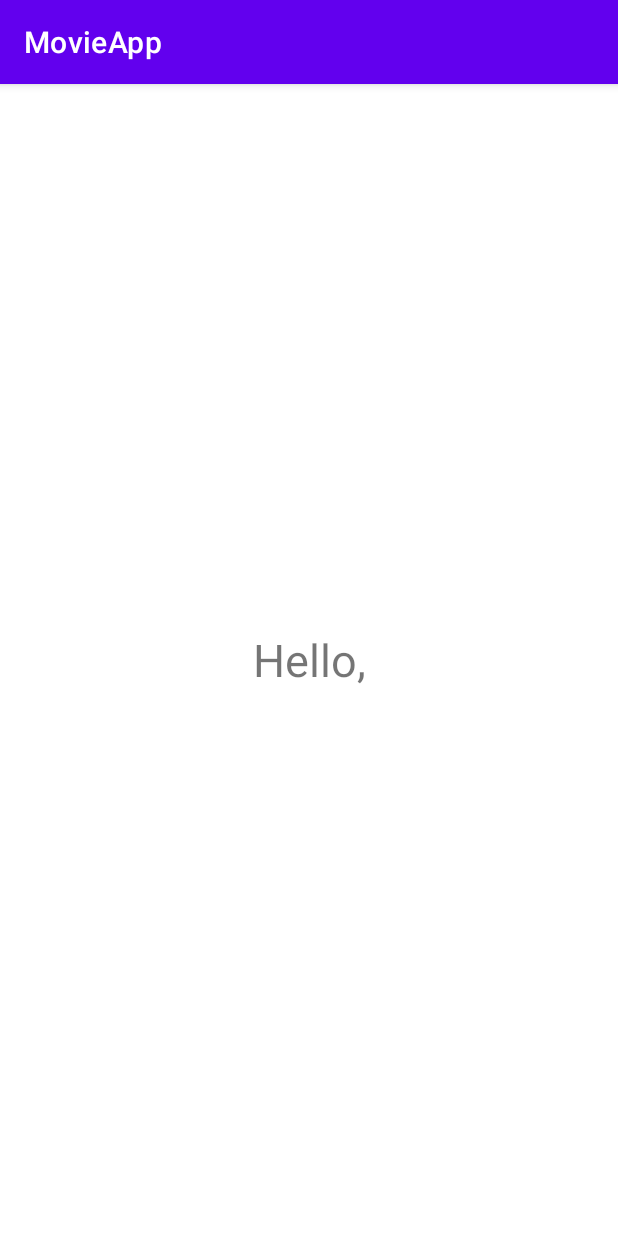
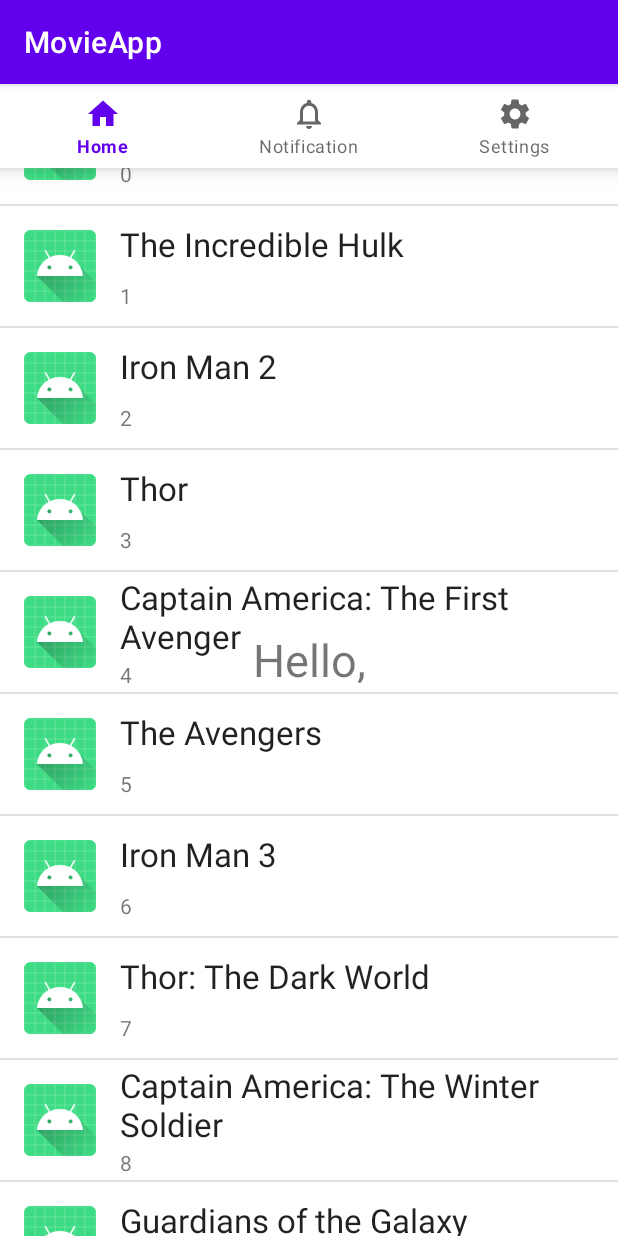
Before and after one commit to FlorescuMiruna/Android-Movie-App, an Android app: the SecondActivity screen opened directly, with no data from a screen before it, on a phone screen of 412 x 824 dp. Run offline under Robolectric (Android 15) with nearby library versions, the phone set to English and light mode, and no system bars.

Commit message:
Moved the movie list

```diff
--- a/app/src/main/java/com/example/movieapp/SecondActivity.java
+++ b/app/src/main/java/com/example/movieapp/SecondActivity.java
@@ -2,14 +2,18 @@ package com.example.movieapp;
 
 import android.content.Intent;
 import android.os.Bundle;
+import android.view.MenuItem;
 import android.widget.TextView;
 
 import androidx.annotation.Nullable;
 import androidx.appcompat.app.AppCompatActivity;
+import androidx.recyclerview.widget.DividerItemDecoration;
 import androidx.recyclerview.widget.RecyclerView;
 
 import com.google.android.material.bottomnavigation.BottomNavigationView;
+import com.google.android.material.navigation.NavigationBarView;
 
+import java.util.ArrayList;
 import java.util.List;
 
 public class SecondActivity extends AppCompatActivity {
@@ -31,6 +35,68 @@ public class SecondActivity extends AppCompatActivity {
 // Capture the layout's TextView and set the string as its text
         TextView textView = findViewById(R.id.textView2);
        // textView.setText(getString(R.string.hello) + message);
+
+
+        moviesList = new ArrayList<>();
+        moviesList.add("Iron Man");
+        moviesList.add("The Incredible Hulk");
+        moviesList.add("Iron Man 2");
+        moviesList.add("Thor");
+        moviesList.add("Captain America: The First Avenger");
+        moviesList.add("The Avengers");
+        moviesList.add("Iron Man 3");
+        moviesList.add("Thor: The Dark World");
+        moviesList.add("Captain America: The Winter Soldier");
+        moviesList.add("Guardians of the Galaxy");
+        moviesList.add("Avengers: Age of Ultron");
+        moviesList.add("Ant-Man");
+        moviesList.add("Captain America: Civil War");
+        moviesList.add("Doctor Strange");
+        moviesList.add("Guardians of the Galaxy Vol. 2");
+        moviesList.add("Spider-Man: Homecoming");
+        moviesList.add("Thor: Ragnarok");
+        moviesList.add("Black Panther");
+        moviesList.add("Avengers: Infinity War");
+        moviesList.add("Ant-Man and the Wasp");
+        moviesList.add("Captain Marvel");
+        moviesList.add("Avengers: Endgame");
+        moviesList.add("Spider-Man: Far From Home");
+
+        recyclerView = findViewById(R.id.recyclerView);
+        recyclerAdapter = new RecyclerAdapter(moviesList);
+//        recyclerView.setLayoutManager(new LinearLayoutManager(this));
+        recyclerView.setAdapter(recyclerAdapter);
+
+        DividerItemDecoration dividerItemDecoration = new DividerItemDecoration(this, DividerItemDecoration.VERTICAL);
+        recyclerView.addItemDecoration(dividerItemDecoration);
+
+        bottomNavigationView  = findViewById(R.id.bottom_navigation);
+
+        bottomNavigationView.setOnItemSelectedListener(new NavigationBarView.OnItemSelectedListener() {
+            @Override
+            public boolean onNavigationItemSelected(MenuItem item) {
+                switch (item.getItemId()){
+                    case R.id.home:
+                        goToMainActivity();
+
+                        return true;
+                    case R.id.notification:
+
+                        return true;
+                    case R.id.settings:
+                        return true;
+                }
+
+                return false;
+            }
+        });
+    }
+
+    private void goToMainActivity(){
+        Intent intent = new Intent(this,SecondActivity.class);
+
+        startActivity(intent);
+
     }
 
 
--- a/app/src/main/res/layout/activity_second.xml
+++ b/app/src/main/res/layout/activity_second.xml
@@ -1,6 +1,7 @@
 <?xml version="1.0" encoding="utf-8"?>
 <androidx.constraintlayout.widget.ConstraintLayout xmlns:android="http://schemas.android.com/apk/res/android"
     xmlns:app="http://schemas.android.com/apk/res-auto"
+    xmlns:tools="http://schemas.android.com/tools"
     android:layout_width="match_parent"
     android:layout_height="match_parent">
 
@@ -15,4 +16,29 @@
 
         />
 
+    <androidx.recyclerview.widget.RecyclerView
+        android:id="@+id/recyclerView"
+        android:layout_width="0dp"
+        android:layout_height="0dp"
+        app:layout_constraintBottom_toBottomOf="parent"
+        app:layout_constraintEnd_toEndOf="parent"
+        app:layout_constraintStart_toStartOf="parent"
+        app:layout_constraintTop_toTopOf="parent"
+        app:layoutManager="androidx.recyclerview.widget.LinearLayoutManager"
+        />
+    <FrameLayout
+        android:layout_width="match_parent"
+        android:layout_height="match_parent"
+        android:id="@+id/container"
+        android:layout_above="@id/bottom_navigation"/>
+
+
+    <com.google.android.material.bottomnavigation.BottomNavigationView
+        android:layout_width="match_parent"
+        android:layout_height="wrap_content"
+        android:id="@+id/bottom_navigation"
+        android:layout_alignParentBottom="true"
+        app:menu="@menu/bottom_nav_menu"
+        tools:ignore="MissingConstraints" />
+
 </androidx.constraintlayout.widget.ConstraintLayout>
```
